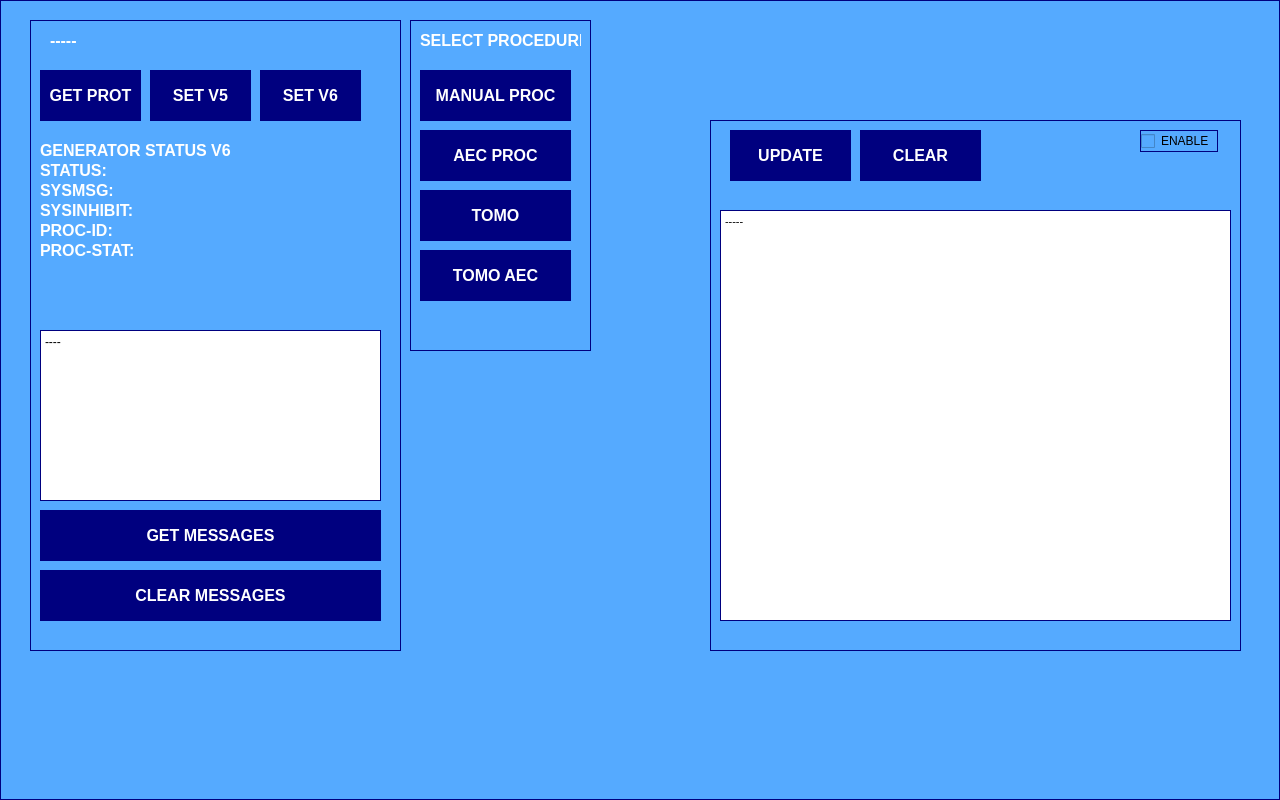
This is GENERATOR_TEST/SOURCE/startupWindow.ui in marcorispoli/MCPU_Z190_VECCHIO as Qt 5 draws it before an edit. The edited form follows.
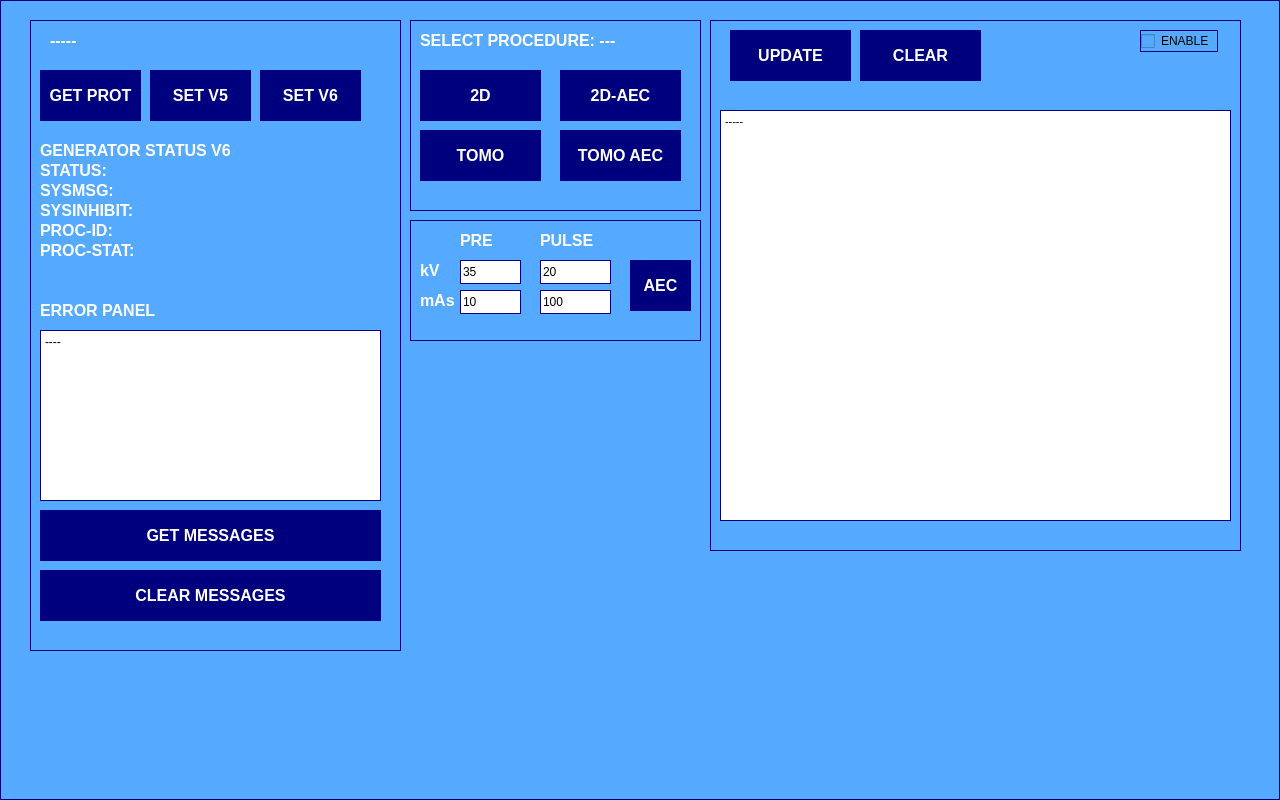
This is the edited form.

Patch:
```diff
--- a/GENERATOR_TEST/SOURCE/startupWindow.ui
+++ b/GENERATOR_TEST/SOURCE/startupWindow.ui
@@ -407,14 +407,42 @@
       <string>CLEAR MESSAGES</string>
      </property>
     </widget>
+    <widget class="QLabel" name="statusProcStat_4">
+     <property name="geometry">
+      <rect>
+       <x>10</x>
+       <y>280</y>
+       <width>121</width>
+       <height>20</height>
+      </rect>
+     </property>
+     <property name="font">
+      <font>
+       <pointsize>12</pointsize>
+       <italic>false</italic>
+       <bold>true</bold>
+      </font>
+     </property>
+     <property name="styleSheet">
+      <string notr="true">color: rgb(255, 255, 255);
+border-width: 0px;
+</string>
+     </property>
+     <property name="text">
+      <string>ERROR PANEL</string>
+     </property>
+     <property name="alignment">
+      <set>Qt::AlignLeading|Qt::AlignLeft|Qt::AlignVCenter</set>
+     </property>
+    </widget>
    </widget>
    <widget class="QFrame" name="connectionFrame_3">
     <property name="geometry">
      <rect>
       <x>410</x>
       <y>20</y>
-      <width>181</width>
-      <height>331</height>
+      <width>291</width>
+      <height>191</height>
      </rect>
     </property>
     <property name="styleSheet">
@@ -435,7 +463,7 @@
       <rect>
        <x>10</x>
        <y>50</y>
-       <width>151</width>
+       <width>121</width>
        <height>51</height>
       </rect>
      </property>
@@ -452,15 +480,15 @@
 </string>
      </property>
      <property name="text">
-      <string>MANUAL PROC</string>
+      <string>2D</string>
      </property>
     </widget>
     <widget class="QPushButton" name="selectAecButton">
      <property name="geometry">
       <rect>
-       <x>10</x>
-       <y>110</y>
-       <width>151</width>
+       <x>150</x>
+       <y>50</y>
+       <width>121</width>
        <height>51</height>
       </rect>
      </property>
@@ -477,15 +505,15 @@
 </string>
      </property>
      <property name="text">
-      <string>AEC PROC</string>
+      <string>2D-AEC</string>
      </property>
     </widget>
     <widget class="QPushButton" name="selectTomoButton">
      <property name="geometry">
       <rect>
        <x>10</x>
-       <y>170</y>
-       <width>151</width>
+       <y>110</y>
+       <width>121</width>
        <height>51</height>
       </rect>
      </property>
@@ -508,9 +536,9 @@
     <widget class="QPushButton" name="selectAecTomoButton">
      <property name="geometry">
       <rect>
-       <x>10</x>
-       <y>230</y>
-       <width>151</width>
+       <x>150</x>
+       <y>110</y>
+       <width>121</width>
        <height>51</height>
       </rect>
      </property>
@@ -535,7 +563,7 @@
       <rect>
        <x>10</x>
        <y>10</y>
-       <width>161</width>
+       <width>261</width>
        <height>20</height>
       </rect>
      </property>
@@ -552,7 +580,7 @@
 </string>
      </property>
      <property name="text">
-      <string>SELECT PROCEDURE</string>
+      <string>SELECT PROCEDURE: ---</string>
      </property>
      <property name="alignment">
       <set>Qt::AlignLeading|Qt::AlignLeft|Qt::AlignVCenter</set>
@@ -563,7 +591,7 @@
     <property name="geometry">
      <rect>
       <x>710</x>
-      <y>120</y>
+      <y>20</y>
       <width>531</width>
       <height>531</height>
      </rect>
@@ -669,6 +697,234 @@
      </property>
     </widget>
    </widget>
+   <widget class="QFrame" name="connectionFrame_6">
+    <property name="geometry">
+     <rect>
+      <x>410</x>
+      <y>220</y>
+      <width>291</width>
+      <height>121</height>
+     </rect>
+    </property>
+    <property name="styleSheet">
+     <string notr="true">border-width: 1px;
+border-style: solid; 
+border-color: darkblue;
+border-color: rgb(0, 0, 127);
+</string>
+    </property>
+    <property name="frameShape">
+     <enum>QFrame::StyledPanel</enum>
+    </property>
+    <property name="frameShadow">
+     <enum>QFrame::Raised</enum>
+    </property>
+    <widget class="QLabel" name="statusProcStat_6">
+     <property name="geometry">
+      <rect>
+       <x>50</x>
+       <y>10</y>
+       <width>41</width>
+       <height>20</height>
+      </rect>
+     </property>
+     <property name="font">
+      <font>
+       <pointsize>12</pointsize>
+       <italic>false</italic>
+       <bold>true</bold>
+      </font>
+     </property>
+     <property name="styleSheet">
+      <string notr="true">color: rgb(255, 255, 255);
+border-width: 0px;
+</string>
+     </property>
+     <property name="text">
+      <string>PRE</string>
+     </property>
+     <property name="alignment">
+      <set>Qt::AlignLeading|Qt::AlignLeft|Qt::AlignVCenter</set>
+     </property>
+    </widget>
+    <widget class="QLineEdit" name="kVPre">
+     <property name="geometry">
+      <rect>
+       <x>50</x>
+       <y>40</y>
+       <width>61</width>
+       <height>24</height>
+      </rect>
+     </property>
+     <property name="styleSheet">
+      <string notr="true">color: rgb(0, 0, 0);
+background-color: rgb(255, 255, 255);</string>
+     </property>
+     <property name="text">
+      <string>35</string>
+     </property>
+    </widget>
+    <widget class="QLabel" name="statusProcStat_7">
+     <property name="geometry">
+      <rect>
+       <x>10</x>
+       <y>40</y>
+       <width>21</width>
+       <height>20</height>
+      </rect>
+     </property>
+     <property name="font">
+      <font>
+       <pointsize>12</pointsize>
+       <italic>false</italic>
+       <bold>true</bold>
+      </font>
+     </property>
+     <property name="styleSheet">
+      <string notr="true">color: rgb(255, 255, 255);
+border-width: 0px;
+</string>
+     </property>
+     <property name="text">
+      <string>kV</string>
+     </property>
+     <property name="alignment">
+      <set>Qt::AlignLeading|Qt::AlignLeft|Qt::AlignVCenter</set>
+     </property>
+    </widget>
+    <widget class="QLabel" name="statusProcStat_8">
+     <property name="geometry">
+      <rect>
+       <x>10</x>
+       <y>70</y>
+       <width>41</width>
+       <height>20</height>
+      </rect>
+     </property>
+     <property name="font">
+      <font>
+       <pointsize>12</pointsize>
+       <italic>false</italic>
+       <bold>true</bold>
+      </font>
+     </property>
+     <property name="styleSheet">
+      <string notr="true">color: rgb(255, 255, 255);
+border-width: 0px;
+</string>
+     </property>
+     <property name="text">
+      <string>mAs</string>
+     </property>
+     <property name="alignment">
+      <set>Qt::AlignLeading|Qt::AlignLeft|Qt::AlignVCenter</set>
+     </property>
+    </widget>
+    <widget class="QLineEdit" name="mAsPre">
+     <property name="geometry">
+      <rect>
+       <x>50</x>
+       <y>70</y>
+       <width>61</width>
+       <height>24</height>
+      </rect>
+     </property>
+     <property name="styleSheet">
+      <string notr="true">color: rgb(0, 0, 0);
+background-color: rgb(255, 255, 255);</string>
+     </property>
+     <property name="text">
+      <string>10</string>
+     </property>
+    </widget>
+    <widget class="QLineEdit" name="kVPulse">
+     <property name="geometry">
+      <rect>
+       <x>130</x>
+       <y>40</y>
+       <width>71</width>
+       <height>24</height>
+      </rect>
+     </property>
+     <property name="styleSheet">
+      <string notr="true">color: rgb(0, 0, 0);
+background-color: rgb(255, 255, 255);</string>
+     </property>
+     <property name="text">
+      <string>20</string>
+     </property>
+    </widget>
+    <widget class="QLineEdit" name="mAsPulse">
+     <property name="geometry">
+      <rect>
+       <x>130</x>
+       <y>70</y>
+       <width>71</width>
+       <height>24</height>
+      </rect>
+     </property>
+     <property name="styleSheet">
+      <string notr="true">color: rgb(0, 0, 0);
+background-color: rgb(255, 255, 255);</string>
+     </property>
+     <property name="text">
+      <string>100</string>
+     </property>
+    </widget>
+    <widget class="QLabel" name="statusProcStat_3">
+     <property name="geometry">
+      <rect>
+       <x>130</x>
+       <y>10</y>
+       <width>61</width>
+       <height>20</height>
+      </rect>
+     </property>
+     <property name="font">
+      <font>
+       <pointsize>12</pointsize>
+       <italic>false</italic>
+       <bold>true</bold>
+      </font>
+     </property>
+     <property name="styleSheet">
+      <string notr="true">color: rgb(255, 255, 255);
+border-width: 0px;
+</string>
+     </property>
+     <property name="text">
+      <string>PULSE</string>
+     </property>
+     <property name="alignment">
+      <set>Qt::AlignLeading|Qt::AlignLeft|Qt::AlignVCenter</set>
+     </property>
+    </widget>
+    <widget class="QPushButton" name="AECButton">
+     <property name="geometry">
+      <rect>
+       <x>220</x>
+       <y>40</y>
+       <width>61</width>
+       <height>51</height>
+      </rect>
+     </property>
+     <property name="font">
+      <font>
+       <pointsize>12</pointsize>
+       <bold>true</bold>
+      </font>
+     </property>
+     <property name="styleSheet">
+      <string notr="true">background-color: rgb(0, 0, 127);
+color: rgb(255, 255, 255);
+border-width: 0px;
+</string>
+     </property>
+     <property name="text">
+      <string>AEC</string>
+     </property>
+    </widget>
+   </widget>
   </widget>
  </widget>
  <resources/>
```
